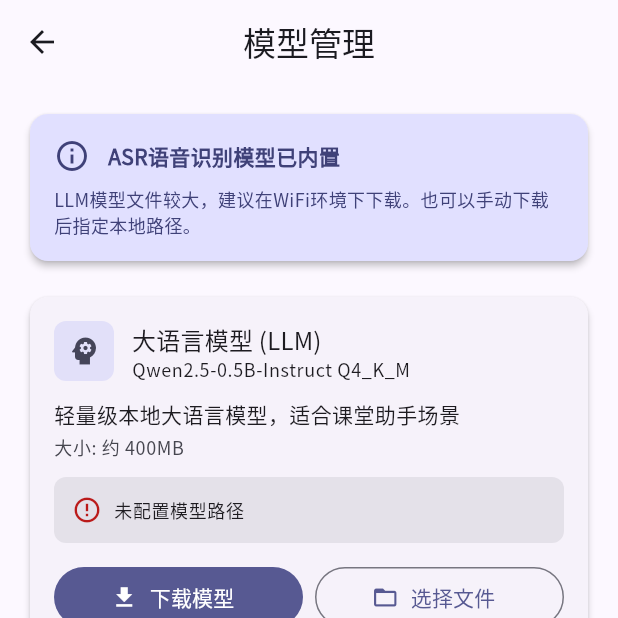
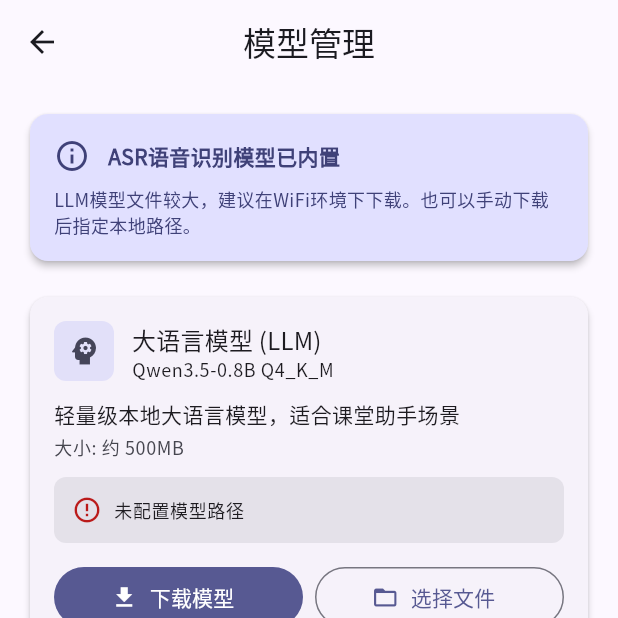
Before and after one commit to E7G/classhelper, a Flutter app: the ModelManagementScreen screen opened directly, on a phone screen of 412 x 824 dp, the top half of it. Run offline on Flutter 3.47's test engine with Material 3 defaults, Android fonts, the phone set to English and light mode, and no system bars; drawn by our look-alikes of flutter_animate; our stand-ins replace dio, file_picker, flutter_local_notifications, flutter_markdown_plus, google_fonts, hive and 6 more; missing offline and left inert: flutter_background_service, llamadart, markdown, pdfrx, record, sherpa_onnx; accounts and stored records are empty; generated files the repository leaves out were written again.

Commit message:
Update LLM model download URL to ModelScope
- Change from HuggingFace to ModelScope URL
- Update model name to Qwen3.5-0.8B
- Update expected file size to ~500MB

```diff
--- a/lib/screens/model_management_screen.dart
+++ b/lib/screens/model_management_screen.dart
@@ -25,11 +25,11 @@ class _ModelManagementScreenState extends State<ModelManagementScreen> {
   late Box _settingsBox;
 
   static const ModelInfo llmModelInfo = ModelInfo(
-    name: 'Qwen2.5-0.5B-Instruct Q4_K_M',
+    name: 'Qwen3.5-0.8B Q4_K_M',
     description: '轻量级本地大语言模型，适合课堂助手场景',
-    downloadUrl: 'https://ghproxy.net/https://huggingface.co/Qwen/Qwen2.5-0.5B-Instruct-GGUF/resolve/main/qwen2.5-0.5b-instruct-q4_k_m.gguf',
-    fileName: 'qwen2.5-0.5b-instruct-q4_k_m.gguf',
-    size: '约 400MB',
+    downloadUrl: 'https://www.modelscope.cn/models/unsloth/Qwen3.5-0.8B-GGUF/resolve/master/Qwen3.5-0.8B-Q4_K_M.gguf',
+    fileName: 'Qwen3.5-0.8B-Q4_K_M.gguf',
+    size: '约 500MB',
     type: 'file',
   );
 
```
